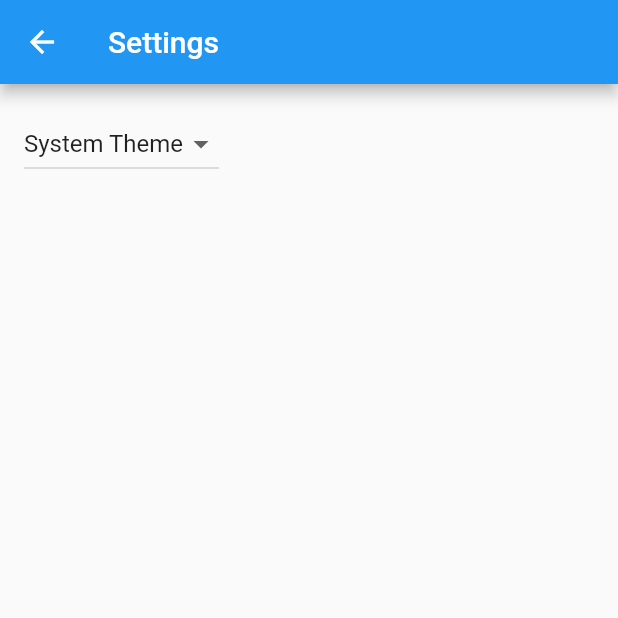
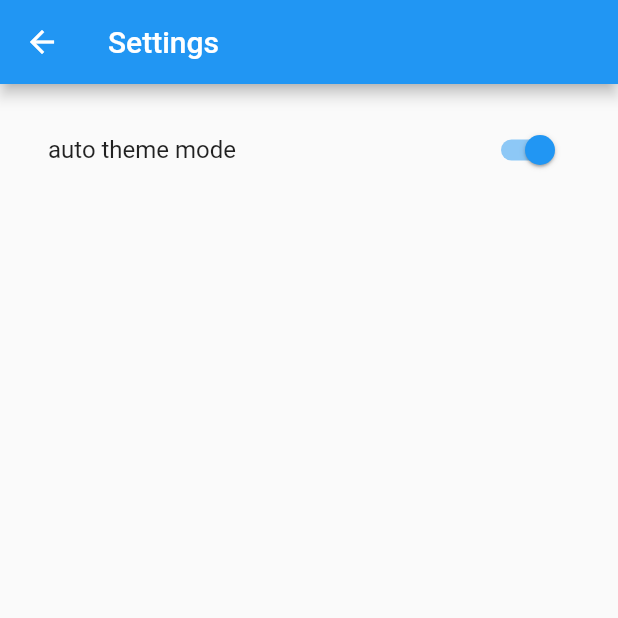
Before and after one commit to IzumiShaka-desu/pattern_skeleton_flutter, a Flutter app: the SettingsView screen opened by its route, on a phone screen of 412 x 824 dp, the top half of it. Run offline on Flutter 3.47's test engine with Material 2 defaults, Android fonts, the phone set to English and light mode, and no system bars; generated files the repository leaves out were written again.

Commit message:
add auto mode

```diff
--- a/lib/src/settings/settings_controller.dart
+++ b/lib/src/settings/settings_controller.dart
@@ -20,6 +20,7 @@ class SettingsController with ChangeNotifier {
 
   // Allow Widgets to read the user's preferred ThemeMode.
   ThemeMode get themeMode => _themeMode;
+  bool get isThemeAutoBySystem => _themeMode == ThemeMode.system;
 
   /// Load the user's settings from the SettingsService. It may load from a
   /// local database or the internet. The controller only knows it can load the
@@ -48,4 +49,9 @@ class SettingsController with ChangeNotifier {
     // SettingService.
     await _settingsService.updateThemeMode(newThemeMode);
   }
+
+  void setThemeModeAuto(bool value) {
+    _themeMode = value ? ThemeMode.system : ThemeMode.light;
+    notifyListeners();
+  }
 }
--- a/lib/src/settings/settings_view.dart
+++ b/lib/src/settings/settings_view.dart
@@ -25,24 +25,13 @@ class SettingsView extends StatelessWidget {
         //
         // When a user selects a theme from the dropdown list, the
         // SettingsController is updated, which rebuilds the MaterialApp.
-        child: DropdownButton<ThemeMode>(
-          // Read the selected themeMode from the controller
-          value: controller.themeMode,
-          // Call the updateThemeMode method any time the user selects a theme.
-          onChanged: controller.updateThemeMode,
-          items: const [
-            DropdownMenuItem(
-              value: ThemeMode.system,
-              child: Text('System Theme'),
+        child: ListView(
+          children: [
+            SwitchListTile.adaptive(
+              value: controller.isThemeAutoBySystem,
+              onChanged: controller.setThemeModeAuto,
+              title: const Text("auto theme mode"),
             ),
-            DropdownMenuItem(
-              value: ThemeMode.light,
-              child: Text('Light Theme'),
-            ),
-            DropdownMenuItem(
-              value: ThemeMode.dark,
-              child: Text('Dark Theme'),
-            )
           ],
         ),
       ),
```
